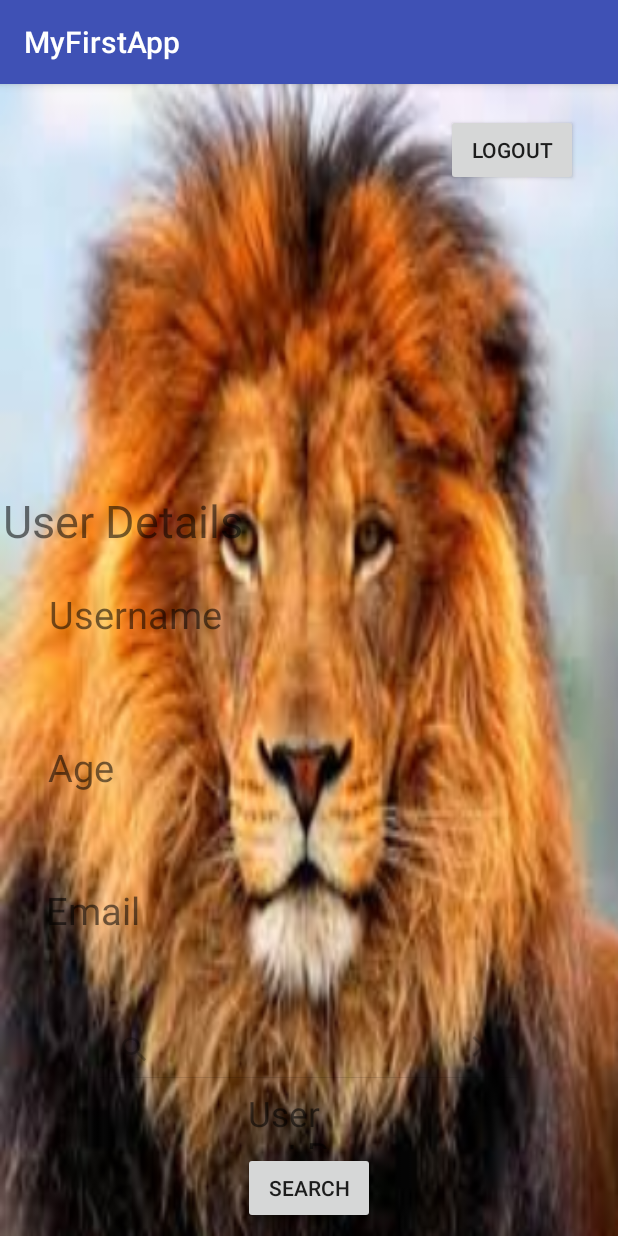
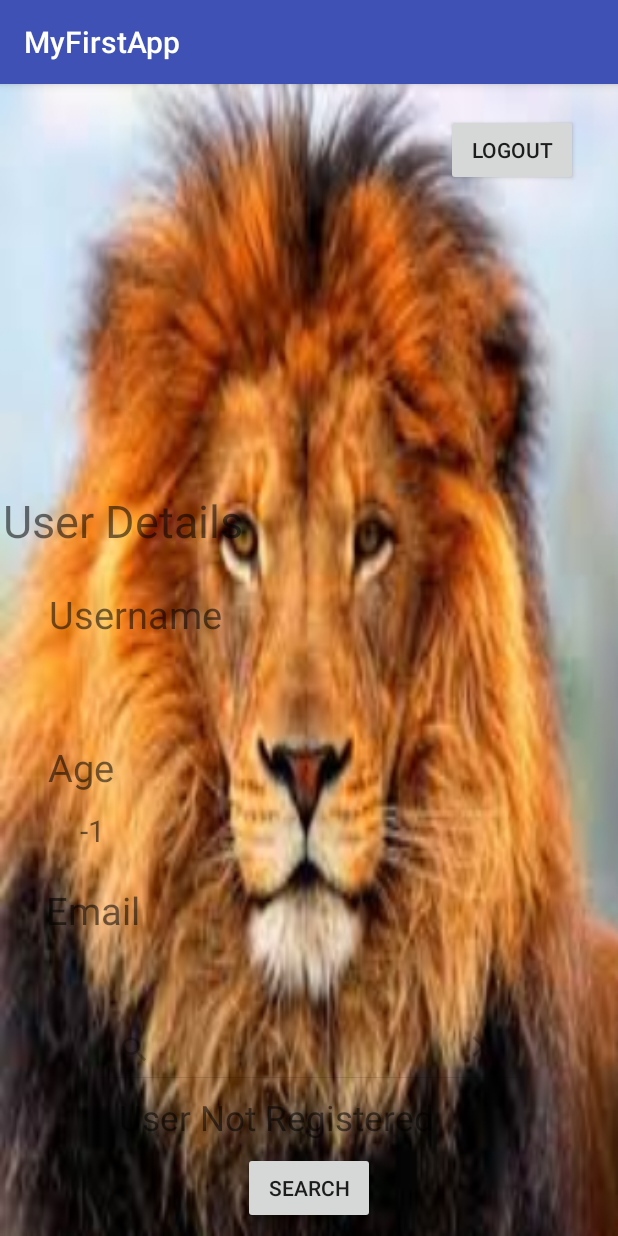
Before and after one commit to joshuappp/MyFirstApp, an Android app: the DataSource screen opened directly, with no data from a screen before it, after a tap on "SEARCH", on a phone screen of 412 x 824 dp. Run offline under Robolectric (Android 15) with nearby library versions, the phone set to English and light mode, and no system bars; 1 other tap on this screen came first.

Commit message:
Second commit

```diff
--- a/app/src/main/java/com/example/academy_intern/myfirstapp/DataSource.java
+++ b/app/src/main/java/com/example/academy_intern/myfirstapp/DataSource.java
@@ -45,12 +45,12 @@ public class DataSource extends AppCompatActivity {
         Intent intent = getIntent();
 
         String username = intent.getStringExtra("Username");
-        String age = intent.getStringExtra("Age");
+        int age = intent.getIntExtra("Age",-1);
         String id = intent.getStringExtra("Email") ;
 
 
         Username.setText(username);
-        Age.setText(age);
+        Age.setText(age+"");
         Id.setText(id);
 
 
@@ -62,7 +62,10 @@ public class DataSource extends AppCompatActivity {
 
                 String result =  searchMethod(searchN);
 
-                searchResult.setText(result);
+
+                    searchResult.setText(result);
+
+
 
             }
         });
@@ -107,11 +110,11 @@ public class DataSource extends AppCompatActivity {
 
             if(user.getUsername().equals(search)){
 
-                return user.getAge();
+                return user.getEmail();
 
             }
 
         }
-        return "User not Registered";
+        return "User Not Registered";
     }
 }
--- a/app/src/main/res/layout/activity_data_source.xml
+++ b/app/src/main/res/layout/activity_data_source.xml
@@ -118,7 +118,7 @@
 
     <TextView
         android:id="@+id/userSearchAge"
-        android:layout_width="81dp"
+        android:layout_width="314dp"
         android:layout_height="39dp"
         android:layout_marginBottom="8dp"
         android:layout_marginEnd="8dp"
@@ -129,10 +129,10 @@
         android:textSize="23dp"
         app:layout_constraintBottom_toBottomOf="parent"
         app:layout_constraintEnd_toEndOf="parent"
-        app:layout_constraintHorizontal_bias="0.501"
+        app:layout_constraintHorizontal_bias="0.866"
         app:layout_constraintStart_toStartOf="parent"
         app:layout_constraintTop_toBottomOf="@+id/userSearch"
-        app:layout_constraintVertical_bias="0.0" />
+        app:layout_constraintVertical_bias="0.058" />
 
     <Button
         android:id="@+id/bserachButton"
```
Also changed, not shown: app/src/main/java/com/example/academy_intern/myfirstapp/Person.java (+11 -1 lines), app/src/main/java/com/example/academy_intern/myfirstapp/RegistrationActivity.java (+46 -8 lines), app/src/main/java/com/example/academy_intern/myfirstapp/User.java (+2 -12 lines).
